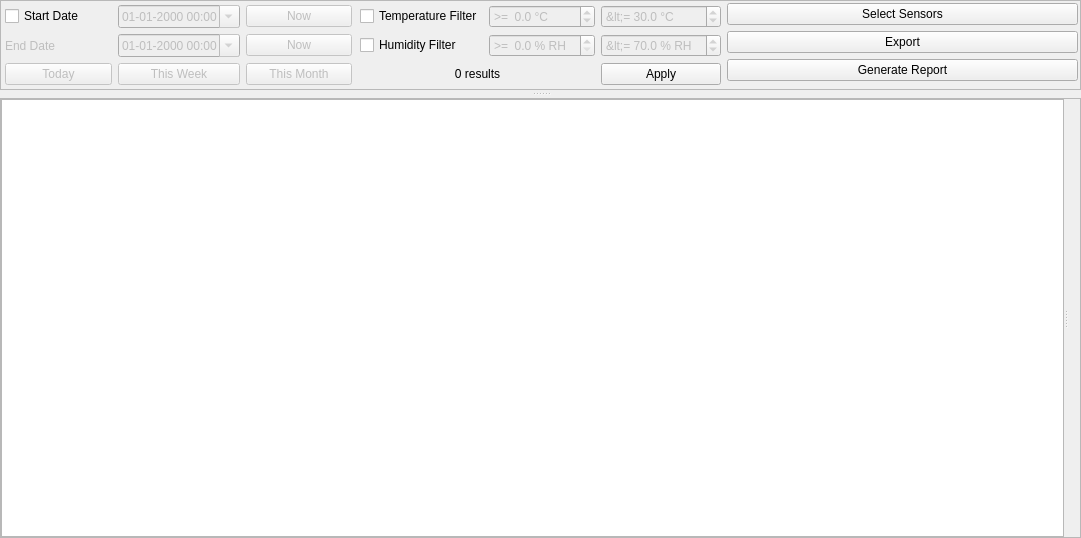
porkmarks/sense, file manager/src/MeasurementsWidget.ui: the form before one commit.
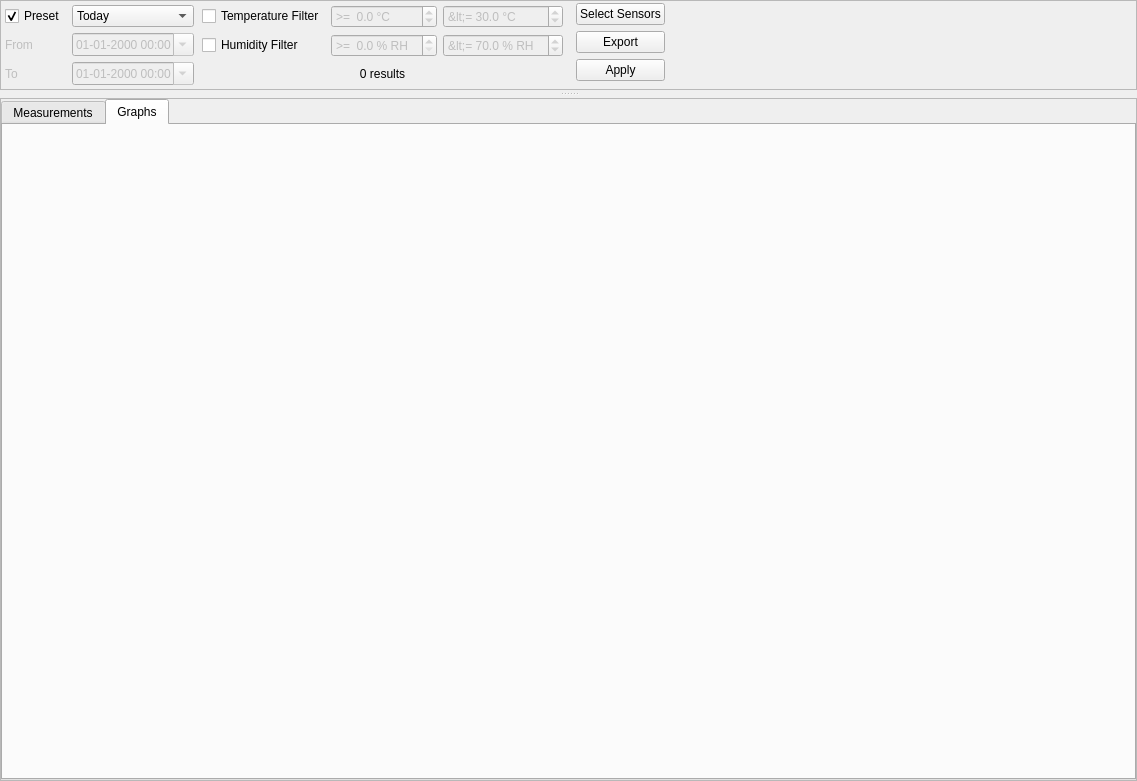
The form after the commit. The open tabs and pages were chosen to show the change. Icons and pictures are not drawn. Custom widgets are drawn as their Qt base class.

Commit message: Fixed the date-time filter Unified the graphs

The edit to the form file:
```diff
--- a/manager/src/MeasurementsWidget.ui
+++ b/manager/src/MeasurementsWidget.ui
@@ -6,8 +6,8 @@
    <rect>
     <x>0</x>
     <y>0</y>
-    <width>1081</width>
-    <height>538</height>
+    <width>1137</width>
+    <height>781</height>
    </rect>
   </property>
   <property name="windowTitle">
@@ -87,108 +87,7 @@
           <property name="bottomMargin">
            <number>4</number>
           </property>
-          <item row="1" column="2">
-           <widget class="QDateTimeEdit" name="minDateTime">
-            <property name="enabled">
-             <bool>false</bool>
-            </property>
-            <property name="showGroupSeparator" stdset="0">
-             <bool>false</bool>
-            </property>
-            <property name="maximumDate">
-             <date>
-              <year>7930</year>
-              <month>12</month>
-              <day>31</day>
-             </date>
-            </property>
-            <property name="minimumDate">
-             <date>
-              <year>1780</year>
-              <month>9</month>
-              <day>14</day>
-             </date>
-            </property>
-            <property name="displayFormat">
-             <string>dd-MM-yyyy HH:mm</string>
-            </property>
-            <property name="calendarPopup">
-             <bool>true</bool>
-            </property>
-           </widget>
-          </item>
-          <item row="3" column="3">
-           <widget class="QPushButton" name="thisMonth">
-            <property name="enabled">
-             <bool>false</bool>
-            </property>
-            <property name="text">
-             <string>This Month</string>
-            </property>
-           </widget>
-          </item>
-          <item row="3" column="2">
-           <widget class="QPushButton" name="thisWeek">
-            <property name="enabled">
-             <bool>false</bool>
-            </property>
-            <property name="text">
-             <string>This Week</string>
-            </property>
-           </widget>
-          </item>
-          <item row="2" column="3">
-           <widget class="QPushButton" name="maxDateTimeNow">
-            <property name="enabled">
-             <bool>false</bool>
-            </property>
-            <property name="text">
-             <string>Now</string>
-            </property>
-            <property name="icon">
-             <iconset resource="../res/res.qrc">
-              <normaloff>:/icons/ui/today.png</normaloff>:/icons/ui/today.png</iconset>
-            </property>
-           </widget>
-          </item>
-          <item row="4" column="2">
-           <spacer name="verticalSpacer_3">
-            <property name="orientation">
-             <enum>Qt::Vertical</enum>
-            </property>
-            <property name="sizeHint" stdset="0">
-             <size>
-              <width>0</width>
-              <height>0</height>
-             </size>
-            </property>
-           </spacer>
-          </item>
-          <item row="1" column="3">
-           <widget class="QPushButton" name="minDateTimeNow">
-            <property name="enabled">
-             <bool>false</bool>
-            </property>
-            <property name="text">
-             <string>Now</string>
-            </property>
-            <property name="icon">
-             <iconset resource="../res/res.qrc">
-              <normaloff>:/icons/ui/today.png</normaloff>:/icons/ui/today.png</iconset>
-            </property>
-           </widget>
-          </item>
-          <item row="3" column="0">
-           <widget class="QPushButton" name="thisDay">
-            <property name="enabled">
-             <bool>false</bool>
-            </property>
-            <property name="text">
-             <string>Today</string>
-            </property>
-           </widget>
-          </item>
-          <item row="2" column="2">
+          <item row="5" column="1">
            <widget class="QDateTimeEdit" name="maxDateTime">
             <property name="enabled">
              <bool>false</bool>
@@ -218,20 +117,97 @@
             </property>
            </widget>
           </item>
-          <item row="1" column="0">
-           <widget class="QCheckBox" name="dateTimeFilter">
+          <item row="1" column="1">
+           <widget class="QComboBox" name="dateTimePreset">
+            <item>
+             <property name="text">
+              <string>Today</string>
+             </property>
+            </item>
+            <item>
+             <property name="text">
+              <string>Yesterday</string>
+             </property>
+            </item>
+            <item>
+             <property name="text">
+              <string>This Week</string>
+             </property>
+            </item>
+            <item>
+             <property name="text">
+              <string>Last Week</string>
+             </property>
+            </item>
+            <item>
+             <property name="text">
+              <string>This Month</string>
+             </property>
+            </item>
+            <item>
+             <property name="text">
+              <string>Last Month</string>
+             </property>
+            </item>
+           </widget>
+          </item>
+          <item row="3" column="0">
+           <widget class="QLabel" name="label_2">
+            <property name="enabled">
+             <bool>false</bool>
+            </property>
             <property name="text">
-             <string>Start Date</string>
+             <string>From</string>
             </property>
            </widget>
           </item>
-          <item row="2" column="0">
+          <item row="3" column="1">
+           <widget class="QDateTimeEdit" name="minDateTime">
+            <property name="enabled">
+             <bool>false</bool>
+            </property>
+            <property name="showGroupSeparator" stdset="0">
+             <bool>false</bool>
+            </property>
+            <property name="maximumDate">
+             <date>
+              <year>7930</year>
+              <month>12</month>
+              <day>31</day>
+             </date>
+            </property>
+            <property name="minimumDate">
+             <date>
+              <year>1780</year>
+              <month>9</month>
+              <day>14</day>
+             </date>
+            </property>
+            <property name="displayFormat">
+             <string>dd-MM-yyyy HH:mm</string>
+            </property>
+            <property name="calendarPopup">
+             <bool>true</bool>
+            </property>
+           </widget>
+          </item>
+          <item row="5" column="0">
            <widget class="QLabel" name="label">
             <property name="enabled">
              <bool>false</bool>
             </property>
             <property name="text">
-             <string>End Date</string>
+             <string>To</string>
+            </property>
+           </widget>
+          </item>
+          <item row="1" column="0">
+           <widget class="QCheckBox" name="useDateTimePreset">
+            <property name="text">
+             <string>Preset</string>
+            </property>
+            <property name="checked">
+             <bool>true</bool>
             </property>
            </widget>
           </item>
@@ -253,40 +229,7 @@
           <property name="bottomMargin">
            <number>4</number>
           </property>
-          <item row="1" column="2">
-           <widget class="QDoubleSpinBox" name="maxHumidity">
-            <property name="enabled">
-             <bool>false</bool>
-            </property>
-            <property name="prefix">
-             <string>&lt;= </string>
-            </property>
-            <property name="suffix">
-             <string> % RH</string>
-            </property>
-            <property name="decimals">
-             <number>1</number>
-            </property>
-            <property name="minimum">
-             <double>1.000000000000000</double>
-            </property>
-            <property name="value">
-             <double>70.000000000000000</double>
-            </property>
-           </widget>
-          </item>
-          <item row="1" column="0">
-           <widget class="QCheckBox" name="useHumidity">
-            <property name="text">
-             <string>Humidity Filter</string>
-            </property>
-            <property name="icon">
-             <iconset resource="../res/res.qrc">
-              <normaloff>:/icons/ui/humidity.png</normaloff>:/icons/ui/humidity.png</iconset>
-            </property>
-           </widget>
-          </item>
-          <item row="0" column="0">
+          <item row="0" column="1">
            <widget class="QCheckBox" name="useTemperature">
             <property name="text">
              <string>Temperature Filter</string>
@@ -297,7 +240,7 @@
             </property>
            </widget>
           </item>
-          <item row="1" column="1">
+          <item row="1" column="2">
            <widget class="QDoubleSpinBox" name="minHumidity">
             <property name="enabled">
              <bool>false</bool>
@@ -316,21 +259,29 @@
             </property>
            </widget>
           </item>
-          <item row="2" column="2">
-           <widget class="QPushButton" name="apply">
-            <property name="text">
-             <string>Apply</string>
+          <item row="1" column="3">
+           <widget class="QDoubleSpinBox" name="maxHumidity">
+            <property name="enabled">
+             <bool>false</bool>
             </property>
-            <property name="icon">
-             <iconset resource="../res/res.qrc">
-              <normaloff>:/icons/ui/filter.png</normaloff>:/icons/ui/filter.png</iconset>
+            <property name="prefix">
+             <string>&lt;= </string>
             </property>
-            <property name="shortcut">
-             <string>Return</string>
+            <property name="suffix">
+             <string> % RH</string>
+            </property>
+            <property name="decimals">
+             <number>1</number>
+            </property>
+            <property name="minimum">
+             <double>1.000000000000000</double>
+            </property>
+            <property name="value">
+             <double>70.000000000000000</double>
             </property>
            </widget>
           </item>
-          <item row="0" column="1">
+          <item row="0" column="2">
            <widget class="QDoubleSpinBox" name="minTemperature">
             <property name="enabled">
              <bool>false</bool>
@@ -352,45 +303,18 @@
             </property>
            </widget>
           </item>
-          <item row="0" column="2">
-           <widget class="QDoubleSpinBox" name="maxTemperature">
-            <property name="enabled">
-             <bool>false</bool>
+          <item row="1" column="1">
+           <widget class="QCheckBox" name="useHumidity">
+            <property name="text">
+             <string>Humidity Filter</string>
             </property>
-            <property name="prefix">
-             <string>&lt;= </string>
-            </property>
-            <property name="suffix">
-             <string> °C</string>
-            </property>
-            <property name="decimals">
-             <number>1</number>
-            </property>
-            <property name="minimum">
-             <double>-49.000000000000000</double>
-            </property>
-            <property name="maximum">
-             <double>200.000000000000000</double>
-            </property>
-            <property name="value">
-             <double>30.000000000000000</double>
+            <property name="icon">
+             <iconset resource="../res/res.qrc">
+              <normaloff>:/icons/ui/humidity.png</normaloff>:/icons/ui/humidity.png</iconset>
             </property>
            </widget>
           </item>
-          <item row="3" column="0">
-           <spacer name="verticalSpacer">
-            <property name="orientation">
-             <enum>Qt::Vertical</enum>
-            </property>
-            <property name="sizeHint" stdset="0">
-             <size>
-              <width>0</width>
-              <height>0</height>
-             </size>
-            </property>
-           </spacer>
-          </item>
-          <item row="2" column="0" colspan="2">
+          <item row="2" column="1" colspan="3">
            <widget class="QLabel" name="resultCount">
             <property name="text">
              <string>0 results</string>
@@ -400,6 +324,31 @@
             </property>
            </widget>
           </item>
+          <item row="0" column="3">
+           <widget class="QDoubleSpinBox" name="maxTemperature">
+            <property name="enabled">
+             <bool>false</bool>
+            </property>
+            <property name="prefix">
+             <string>&lt;= </string>
+            </property>
+            <property name="suffix">
+             <string> °C</string>
+            </property>
+            <property name="decimals">
+             <number>1</number>
+            </property>
+            <property name="minimum">
+             <double>-49.000000000000000</double>
+            </property>
+            <property name="maximum">
+             <double>200.000000000000000</double>
+            </property>
+            <property name="value">
+             <double>30.000000000000000</double>
+            </property>
+           </widget>
+          </item>
          </layout>
         </widget>
        </item>
@@ -413,29 +362,18 @@
          </property>
          <layout class="QGridLayout" name="gridLayout_2">
           <property name="leftMargin">
-           <number>2</number>
+           <number>9</number>
           </property>
           <property name="topMargin">
            <number>2</number>
           </property>
           <property name="rightMargin">
-           <number>2</number>
+           <number>9</number>
           </property>
           <property name="bottomMargin">
            <number>2</number>
           </property>
-          <item row="0" column="0">
-           <widget class="QPushButton" name="selectSensors">
-            <property name="text">
-             <string>Select Sensors</string>
-            </property>
-            <property name="icon">
-             <iconset resource="../res/res.qrc">
-              <normaloff>:/icons/ui/sensor.png</normaloff>:/icons/ui/sensor.png</iconset>
-            </property>
-           </widget>
-          </item>
-          <item row="2" column="0">
+          <item row="2" column="1">
            <widget class="QPushButton" name="exportData">
             <property name="text">
              <string>Export</string>
@@ -446,7 +384,18 @@
             </property>
            </widget>
           </item>
-          <item row="4" column="0">
+          <item row="0" column="1">
+           <widget class="QPushButton" name="selectSensors">
+            <property name="text">
+             <string>Select Sensors</string>
+            </property>
+            <property name="icon">
+             <iconset resource="../res/res.qrc">
+              <normaloff>:/icons/ui/sensor.png</normaloff>:/icons/ui/sensor.png</iconset>
+            </property>
+           </widget>
+          </item>
+          <item row="4" column="1">
            <spacer name="verticalSpacer_2">
             <property name="orientation">
              <enum>Qt::Vertical</enum>
@@ -459,10 +408,10 @@
             </property>
            </spacer>
           </item>
-          <item row="3" column="0">
-           <widget class="QPushButton" name="generateReport">
+          <item row="3" column="1">
+           <widget class="QPushButton" name="apply">
             <property name="text">
-             <string>Generate Report</string>
+             <string>Apply</string>
             </property>
             <property name="icon">
              <iconset resource="../res/res.qrc">
@@ -473,6 +422,19 @@
          </layout>
         </widget>
        </item>
+       <item>
+        <spacer name="horizontalSpacer">
+         <property name="orientation">
+          <enum>Qt::Horizontal</enum>
+         </property>
+         <property name="sizeHint" stdset="0">
+          <size>
+           <width>40</width>
+           <height>20</height>
+          </size>
+         </property>
+        </spacer>
+       </item>
       </layout>
      </widget>
      <widget class="QFrame" name="frame_2">
@@ -505,28 +467,108 @@
         <number>0</number>
        </property>
        <item>
-        <widget class="QSplitter" name="splitter_2">
-         <property name="orientation">
-          <enum>Qt::Horizontal</enum>
+        <widget class="QTabWidget" name="tabWidget">
+         <property name="currentIndex">
+          <number>0</number>
          </property>
-         <widget class="QTreeView" name="list">
-          <property name="alternatingRowColors">
-           <bool>true</bool>
-          </property>
-          <property name="uniformRowHeights">
-           <bool>true</bool>
-          </property>
-          <property name="sortingEnabled">
-           <bool>true</bool>
-          </property>
+         <widget class="QWidget" name="listTab">
+          <attribute name="title">
+           <string>Measurements</string>
+          </attribute>
+          <layout class="QVBoxLayout" name="verticalLayout_2">
+           <property name="spacing">
+            <number>0</number>
+           </property>
+           <property name="leftMargin">
+            <number>0</number>
+           </property>
+           <property name="topMargin">
+            <number>0</number>
+           </property>
+           <property name="rightMargin">
+            <number>0</number>
+           </property>
+           <property name="bottomMargin">
+            <number>0</number>
+           </property>
+           <item>
+            <widget class="QWidget" name="widget_4" native="true">
+             <layout class="QVBoxLayout" name="verticalLayout">
+              <property name="spacing">
+               <number>0</number>
+              </property>
+              <property name="leftMargin">
+               <number>0</number>
+              </property>
+              <property name="topMargin">
+               <number>0</number>
+              </property>
+              <property name="rightMargin">
+               <number>0</number>
+              </property>
+              <property name="bottomMargin">
+               <number>0</number>
+              </property>
+              <item>
+               <widget class="QTreeView" name="list">
+                <property name="alternatingRowColors">
+                 <bool>true</bool>
+                </property>
+                <property name="uniformRowHeights">
+                 <bool>true</bool>
+                </property>
+                <property name="sortingEnabled">
+                 <bool>true</bool>
+                </property>
+               </widget>
+              </item>
+             </layout>
+            </widget>
+           </item>
+          </layout>
          </widget>
-         <widget class="QWidget" name="plotWidget" native="true">
-          <property name="maximumSize">
-           <size>
-            <width>12</width>
-            <height>16777215</height>
-           </size>
-          </property>
+         <widget class="QWidget" name="plot">
+          <attribute name="title">
+           <string>Graphs</string>
+          </attribute>
+          <layout class="QVBoxLayout" name="verticalLayout_3">
+           <property name="spacing">
+            <number>0</number>
+           </property>
+           <property name="leftMargin">
+            <number>0</number>
+           </property>
+           <property name="topMargin">
+            <number>0</number>
+           </property>
+           <property name="rightMargin">
+            <number>0</number>
+           </property>
+           <property name="bottomMargin">
+            <number>0</number>
+           </property>
+           <item>
+            <widget class="PlotWidget" name="plotWidget" native="true">
+             <layout class="QVBoxLayout" name="verticalLayout_4">
+              <property name="spacing">
+               <number>0</number>
+              </property>
+              <property name="leftMargin">
+               <number>0</number>
+              </property>
+              <property name="topMargin">
+               <number>0</number>
+              </property>
+              <property name="rightMargin">
+               <number>0</number>
+              </property>
+              <property name="bottomMargin">
+               <number>0</number>
+              </property>
+             </layout>
+            </widget>
+           </item>
+          </layout>
          </widget>
         </widget>
        </item>
@@ -536,6 +578,14 @@
    </item>
   </layout>
  </widget>
+ <customwidgets>
+  <customwidget>
+   <class>PlotWidget</class>
+   <extends>QWidget</extends>
+   <header>PlotWidget.h</header>
+   <container>1</container>
+  </customwidget>
+ </customwidgets>
  <resources>
   <include location="../res/res.qrc"/>
  </resources>
```
Left out of the diff: 123 changed lines with no effect on the pictures. The commit also changes 7 other files.
